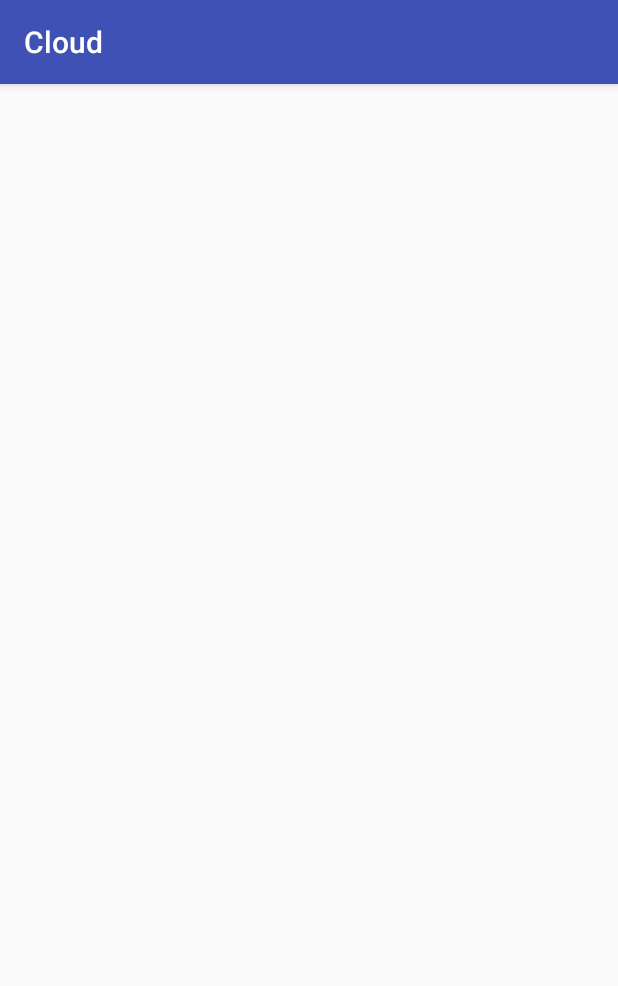
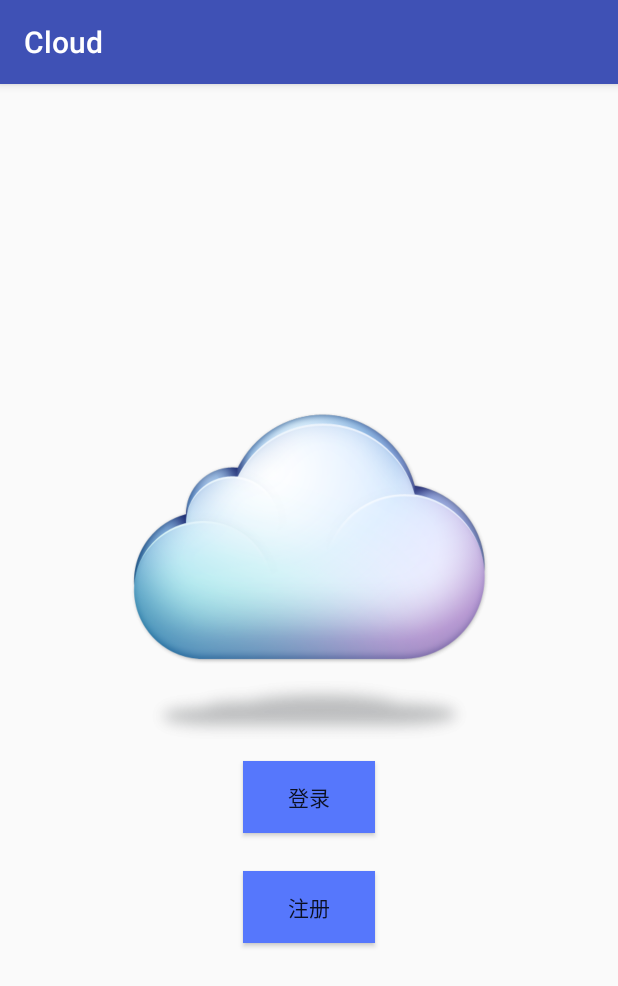
Before and after one commit to brtzs/Cloud, an Android app: the screen it shows after launch (LauncherActivity before the commit, LuncherActivity after it), on a phone screen of 412 x 824 dp. Shown: the top 986 px of the screen. Run offline under Robolectric (Android 15) with nearby library versions, the phone set to English and light mode, and no system bars.

```diff
--- a/app/build.gradle
+++ b/app/build.gradle
@@ -6,7 +6,7 @@ android {
 
     defaultConfig {
         applicationId "com.xhwj.cloud"
-        minSdkVersion 14
+        minSdkVersion 15
         targetSdkVersion 23
         versionCode 1
         versionName "1.0"
@@ -22,6 +22,6 @@ android {
 dependencies {
     compile fileTree(include: ['*.jar'], dir: 'libs')
     testCompile 'junit:junit:4.12'
+    compile 'com.android.support:appcompat-v7:23.1.1'
     compile 'com.android.support:design:23.1.1'
-    compile 'com.android.support:appcompat-v7:23.1.1'
 }
--- a/app/src/main/java/com/xhwj/cloud/LauncherActivity.java
+++ /dev/null
@@ -1,14 +0,0 @@
-package com.xhwj.cloud;
-
-import android.support.v7.app.AppCompatActivity;
-import android.app.Activity;
-import android.os.Bundle;
-
-public class LauncherActivity extends AppCompatActivity {
-
-    @Override
-    protected void onCreate(Bundle savedInstanceState) {
-        super.onCreate(savedInstanceState);
-        setContentView(R.layout.activity_launcher);
-    }
-}
--- /dev/null
+++ b/app/src/main/java/com/xhwj/cloud/LuncherActivity.java
@@ -0,0 +1,37 @@
+package com.xhwj.cloud;
+
+import android.content.Intent;
+import android.support.v7.app.AppCompatActivity;
+import android.os.Bundle;
+import android.view.View;
+import android.widget.Button;
+import android.widget.Toast;
+
+public class LuncherActivity extends AppCompatActivity {
+    Button login,register;  //定义登录、注册按钮
+
+    @Override
+    protected void onCreate(Bundle savedInstanceState) {
+        super.onCreate(savedInstanceState);
+        setContentView(R.layout.activity_luncher);
+
+        //寻找两个按钮的ID
+        login = (Button)findViewById(R.id.login);
+        register = (Button)findViewById(R.id.register);
+
+        login.setOnClickListener(new View.OnClickListener() {
+            @Override
+            public void onClick(View v) {
+                Intent loginpage = new Intent(LuncherActivity.this, LoginActivity.class);
+                startActivity(loginpage);
+            }
+        });
+
+        register.setOnClickListener(new View.OnClickListener() {
+            @Override
+            public void onClick(View v) {
+                Toast.makeText(LuncherActivity.this,"注册新用户请联系管理员",Toast.LENGTH_SHORT).show();
+            }
+        });
+    }
+}
--- a/app/src/main/res/layout/activity_launcher.xml
+++ /dev/null
@@ -1,12 +0,0 @@
-<?xml version="1.0" encoding="utf-8"?>
-<RelativeLayout xmlns:android="http://schemas.android.com/apk/res/android"
-    xmlns:tools="http://schemas.android.com/tools"
-    android:layout_width="match_parent"
-    android:layout_height="match_parent"
-    android:paddingBottom="@dimen/activity_vertical_margin"
-    android:paddingLeft="@dimen/activity_horizontal_margin"
-    android:paddingRight="@dimen/activity_horizontal_margin"
-    android:paddingTop="@dimen/activity_vertical_margin"
-    tools:context="com.xhwj.cloud.LauncherActivity">
-
-</RelativeLayout>
--- /dev/null
+++ b/app/src/main/res/layout/activity_luncher.xml
@@ -0,0 +1,37 @@
+<?xml version="1.0" encoding="utf-8"?>
+<LinearLayout xmlns:android="http://schemas.android.com/apk/res/android"
+    xmlns:tools="http://schemas.android.com/tools"
+    android:layout_width="match_parent"
+    android:layout_height="match_parent"
+    android:paddingBottom="@dimen/activity_vertical_margin"
+    android:paddingLeft="@dimen/activity_horizontal_margin"
+    android:paddingRight="@dimen/activity_horizontal_margin"
+    android:paddingTop="@dimen/activity_vertical_margin"
+    tools:context="com.xhwj.cloud.LuncherActivity"
+    android:gravity="center_vertical|center_horizontal"
+    android:orientation="vertical">
+
+    <android.support.v7.widget.AppCompatImageView
+        android:layout_width="256dp"
+        android:layout_height="256dp"
+        android:src="@drawable/luncher_icon"/>
+
+    <android.widget.Button
+        android:id="@+id/login"
+        android:layout_width="wrap_content"
+        android:layout_height="wrap_content"
+        android:text="登录"
+        android:gravity="center"
+        android:background="#5677fc"
+        ></android.widget.Button>
+
+    <android.widget.Button
+        android:id="@+id/register"
+        android:layout_width="wrap_content"
+        android:layout_height="wrap_content"
+        android:layout_marginTop="25dp"
+        android:text="注册"
+        android:gravity="center"
+        android:background="#5677fc"
+        ></android.widget.Button>
+</LinearLayout>
--- /dev/null
+++ b/app/src/main/res/values-v21/styles.xml
@@ -0,0 +1,9 @@
+<resources>>
+
+    <style name="AppTheme.NoActionBar">
+        <item name="windowActionBar">false</item>
+        <item name="windowNoTitle">true</item>
+        <item name="android:windowDrawsSystemBarBackgrounds">true</item>
+        <item name="android:statusBarColor">@android:color/transparent</item>
+    </style>
+</resources>
--- a/app/src/main/res/values/dimens.xml
+++ b/app/src/main/res/values/dimens.xml
@@ -2,4 +2,5 @@
     <!-- Default screen margins, per the Android Design guidelines. -->
     <dimen name="activity_horizontal_margin">16dp</dimen>
     <dimen name="activity_vertical_margin">16dp</dimen>
+    <dimen name="fab_margin">16dp</dimen>
 </resources>
--- a/app/src/main/res/values/styles.xml
+++ b/app/src/main/res/values/styles.xml
@@ -8,4 +8,13 @@
         <item name="colorAccent">@color/colorAccent</item>
     </style>
 
+    <style name="AppTheme.NoActionBar">
+        <item name="windowActionBar">false</item>
+        <item name="windowNoTitle">true</item>
+    </style>
+
+    <style name="AppTheme.AppBarOverlay" parent="ThemeOverlay.AppCompat.Dark.ActionBar" />
+
+    <style name="AppTheme.PopupOverlay" parent="ThemeOverlay.AppCompat.Light" />
+
 </resources>
```
Also changed, not shown: app/src/main/AndroidManifest.xml (+6 -15 lines), app/src/main/java/com/xhwj/cloud/LoginActivity.java (added, +30 -0 lines), app/src/main/java/com/xhwj/cloud/MainActivity.java (added, +33 -0 lines), app/src/main/res/layout/activity_login.xml (added, +41 -0 lines), app/src/main/res/layout/activity_main.xml (added, +20 -0 lines), app/src/main/res/values/strings.xml (+1 -13 lines), app/src/main/res/drawable/login_icon.png (added), app/src/main/res/drawable/luncher_icon.png (added), app/src/main/res/drawable/main_icon.png (added).
